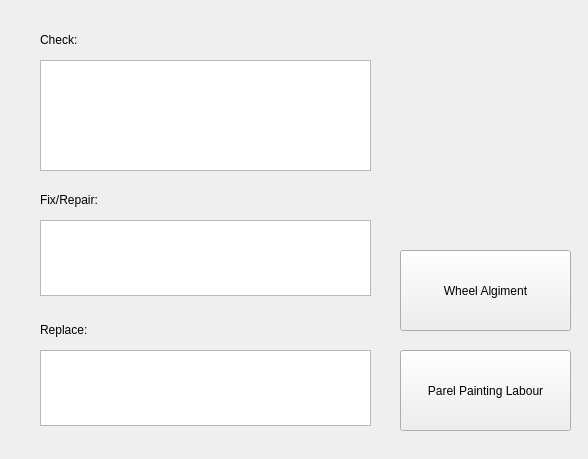
Qt form GUI2/labour.ui (maximustann/Bing_project) before a commit.
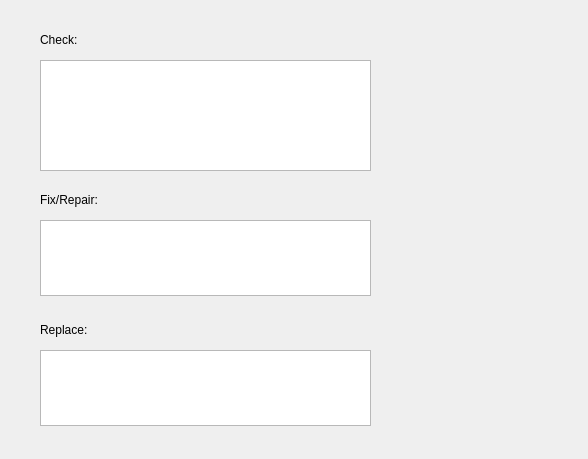
The same form after that commit.

Patch:
```diff
--- a/GUI2/labour.ui
+++ b/GUI2/labour.ui
@@ -82,32 +82,6 @@
     </rect>
    </property>
   </widget>
-  <widget class="QPushButton" name="pushButton">
-   <property name="geometry">
-    <rect>
-     <x>400</x>
-     <y>250</y>
-     <width>171</width>
-     <height>81</height>
-    </rect>
-   </property>
-   <property name="text">
-    <string>Wheel Algiment</string>
-   </property>
-  </widget>
-  <widget class="QPushButton" name="pushButton_2">
-   <property name="geometry">
-    <rect>
-     <x>400</x>
-     <y>350</y>
-     <width>171</width>
-     <height>81</height>
-    </rect>
-   </property>
-   <property name="text">
-    <string>Parel Painting Labour</string>
-   </property>
-  </widget>
  </widget>
  <resources/>
  <connections/>
```
